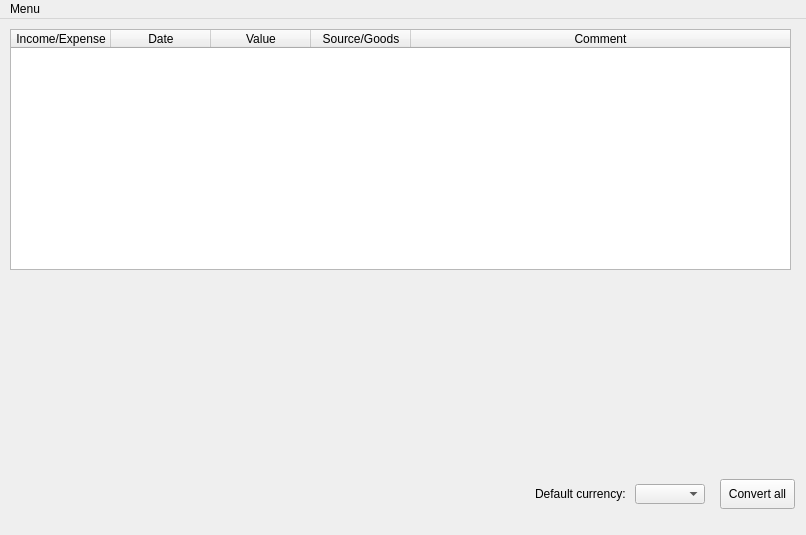
Old version of the form ui/mainwindow.ui in the repository maxjamcitar/purseqt.
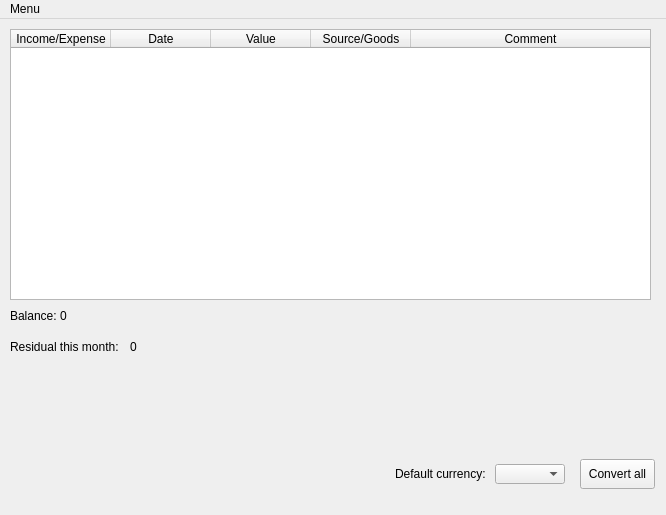
New version of the form.

Commit message: added 'residual this month' field

Patch:
```diff
--- a/ui/mainwindow.ui
+++ b/ui/mainwindow.ui
@@ -6,8 +6,8 @@
    <rect>
     <x>0</x>
     <y>0</y>
-    <width>806</width>
-    <height>535</height>
+    <width>666</width>
+    <height>515</height>
    </rect>
   </property>
   <property name="windowTitle">
@@ -22,8 +22,8 @@
      <rect>
       <x>10</x>
       <y>10</y>
-      <width>781</width>
-      <height>241</height>
+      <width>641</width>
+      <height>271</height>
      </rect>
     </property>
     <property name="autoFillBackground">
@@ -67,8 +67,8 @@
    <widget class="QComboBox" name="comboBoxActiveCurrency">
     <property name="geometry">
      <rect>
-      <x>635</x>
-      <y>465</y>
+      <x>495</x>
+      <y>445</y>
       <width>70</width>
       <height>20</height>
      </rect>
@@ -77,8 +77,8 @@
    <widget class="QLabel" name="labelActiveCurrency">
     <property name="geometry">
      <rect>
-      <x>535</x>
-      <y>465</y>
+      <x>395</x>
+      <y>445</y>
       <width>90</width>
       <height>20</height>
      </rect>
@@ -90,8 +90,8 @@
    <widget class="QPushButton" name="buttonConvertMngr">
     <property name="geometry">
      <rect>
-      <x>720</x>
-      <y>460</y>
+      <x>580</x>
+      <y>440</y>
       <width>75</width>
       <height>30</height>
      </rect>
@@ -100,13 +100,65 @@
      <string>Convert all</string>
     </property>
    </widget>
+   <widget class="QLabel" name="labelBalance">
+    <property name="geometry">
+     <rect>
+      <x>10</x>
+      <y>290</y>
+      <width>47</width>
+      <height>13</height>
+     </rect>
+    </property>
+    <property name="text">
+     <string>Balance:</string>
+    </property>
+   </widget>
+   <widget class="QLabel" name="labelBalanceValue">
+    <property name="geometry">
+     <rect>
+      <x>60</x>
+      <y>290</y>
+      <width>100</width>
+      <height>13</height>
+     </rect>
+    </property>
+    <property name="text">
+     <string>0</string>
+    </property>
+   </widget>
+   <widget class="QLabel" name="labelResidualThisMonth">
+    <property name="geometry">
+     <rect>
+      <x>10</x>
+      <y>320</y>
+      <width>111</width>
+      <height>16</height>
+     </rect>
+    </property>
+    <property name="text">
+     <string>Residual this month:</string>
+    </property>
+   </widget>
+   <widget class="QLabel" name="labelResidualThisMonthValue">
+    <property name="geometry">
+     <rect>
+      <x>130</x>
+      <y>320</y>
+      <width>111</width>
+      <height>16</height>
+     </rect>
+    </property>
+    <property name="text">
+     <string>0</string>
+    </property>
+   </widget>
   </widget>
   <widget class="QMenuBar" name="menubar">
    <property name="geometry">
     <rect>
      <x>0</x>
      <y>0</y>
-     <width>806</width>
+     <width>666</width>
      <height>21</height>
     </rect>
    </property>
```
Left out of the diff: 6 changed lines with no effect on the pictures. The commit also changes 15 other files.
